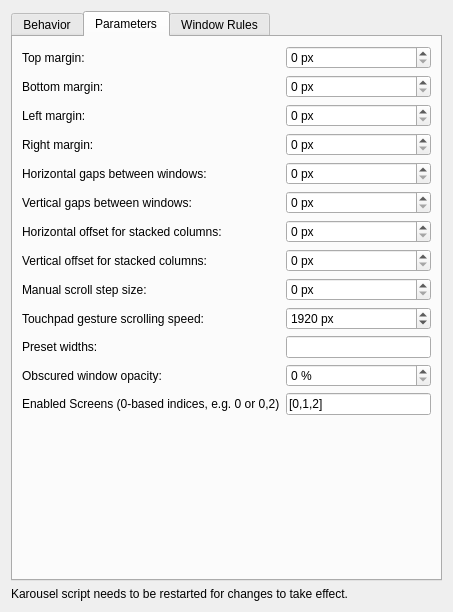
Old version of the form package/contents/ui/config.ui in the repository peterfajdiga/karousel.
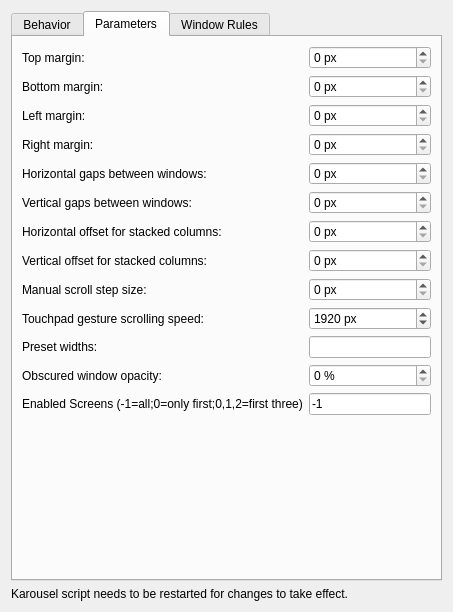
New version of the form. The open tabs and pages were chosen to show the change.

What changed in the file:
```diff
--- a/package/contents/ui/config.ui
+++ b/package/contents/ui/config.ui
@@ -453,14 +453,14 @@
                             <item row="12" column="0">
                                 <widget class="QLabel" name="label_enabledScreens">
                                     <property name="text">
-                                        <string>Enabled Screens (0-based indices, e.g. 0 or 0,2)</string>
+                                        <string>Enabled Screens (-1=all;0=only first;0,1,2=first three)</string>
                                     </property>
                                 </widget>
                             </item>
                             <item row="12" column="1">
                                 <widget class="QLineEdit" name="kcfg_enabledScreens">
                                     <property name="text">
-                                        <string>[0,1,2]</string>
+                                        <string>-1</string>
                                     </property>
                                 </widget>
                             </item>
```
